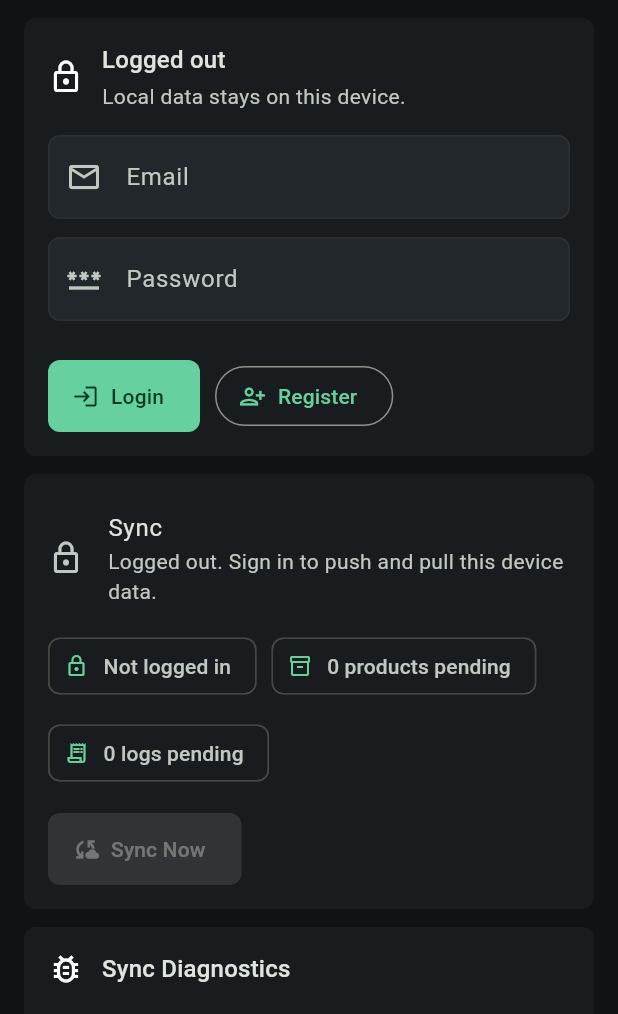
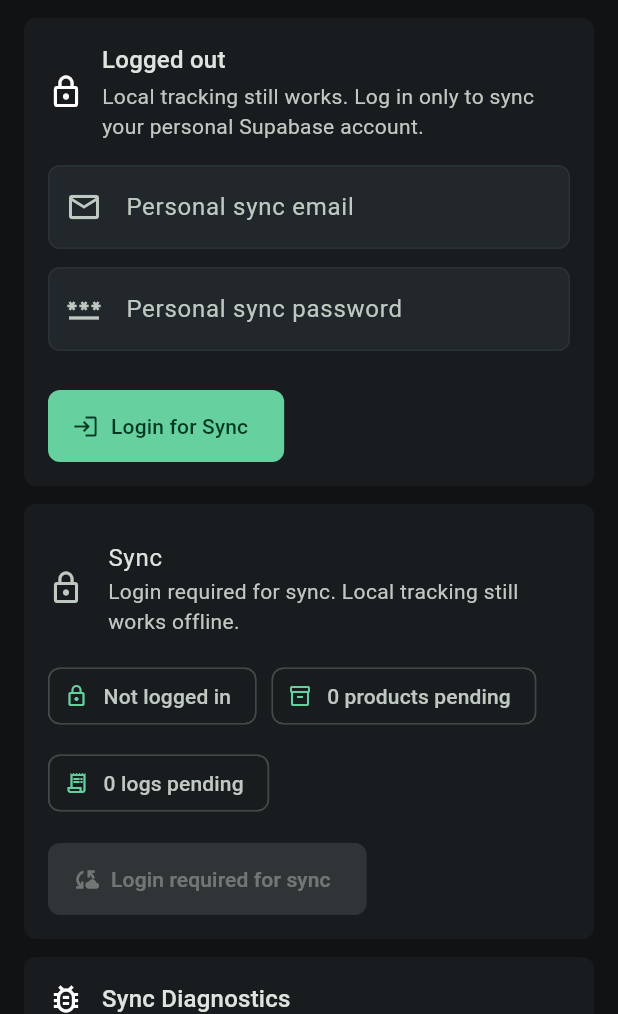
Before and after one commit to sebargith/NutrivoGo, a Flutter app: the screen it shows after launch, after a tap on the "cloud off" icon, on a phone screen of 412 x 824 dp, the part 222-1236 px from its top. Run offline on Flutter 3.47's test engine with Material 3 defaults, Android fonts, the phone set to English and light mode, and no system bars; our stand-ins replace drift, supabase; missing offline and left inert: mobile_scanner; accounts and stored records are empty; generated files the repository leaves out were written again.

Commit message:
Disable in-app registration for personal sync

```diff
--- a/lib/core/auth/auth_controller.dart
+++ b/lib/core/auth/auth_controller.dart
@@ -32,23 +32,6 @@ class AuthController extends ChangeNotifier {
     });
   }
 
-  Future<void> register({
-    required String email,
-    required String password,
-  }) async {
-    await _run(() async {
-      final response = await client.auth.signUp(
-        email: email.trim(),
-        password: password,
-      );
-      if (response.session == null) {
-        _message = 'Account created. Check your email to confirm sign in.';
-        return;
-      }
-      _message = 'Account created and signed in.';
-    });
-  }
-
   Future<void> signOut() async {
     await _run(() async {
       await client.auth.signOut();
--- a/lib/features/settings/presentation/settings_screen.dart
+++ b/lib/features/settings/presentation/settings_screen.dart
@@ -131,7 +131,7 @@ class _AuthCard extends StatelessWidget {
       return const Card(
         child: ListTile(
           leading: Icon(Icons.lock_outline),
-          title: Text('Account'),
+          title: Text('Personal sync login'),
           subtitle: Text('Authentication is not available in this run.'),
         ),
       );
@@ -194,7 +194,7 @@ class _SignedOutAuthForm extends StatelessWidget {
                   Text('Logged out', style: theme.textTheme.titleMedium),
                   const SizedBox(height: 2),
                   Text(
-                    'Local data stays on this device.',
+                    'Local tracking still works. Log in only to sync your personal Supabase account.',
                     style: theme.textTheme.bodyMedium?.copyWith(
                       color: theme.colorScheme.onSurfaceVariant,
                     ),
@@ -211,7 +211,7 @@ class _SignedOutAuthForm extends StatelessWidget {
           textInputAction: TextInputAction.next,
           enabled: !isBusy,
           decoration: const InputDecoration(
-            labelText: 'Email',
+            labelText: 'Personal sync email',
             prefixIcon: Icon(Icons.mail_outline),
           ),
         ),
@@ -221,7 +221,7 @@ class _SignedOutAuthForm extends StatelessWidget {
           obscureText: true,
           enabled: !isBusy,
           decoration: const InputDecoration(
-            labelText: 'Password',
+            labelText: 'Personal sync password',
             prefixIcon: Icon(Icons.password),
           ),
         ),
@@ -244,16 +244,9 @@ class _SignedOutAuthForm extends StatelessWidget {
           runSpacing: 10,
           children: [
             FilledButton.icon(
-              onPressed: isBusy
-                  ? null
-                  : () => _submit(context, register: false),
+              onPressed: isBusy ? null : () => _submit(context),
               icon: const Icon(Icons.login),
-              label: Text(isBusy ? 'Working' : 'Login'),
-            ),
-            OutlinedButton.icon(
-              onPressed: isBusy ? null : () => _submit(context, register: true),
-              icon: const Icon(Icons.person_add_alt),
-              label: const Text('Register'),
+              label: Text(isBusy ? 'Working' : 'Login for Sync'),
             ),
           ],
         ),
@@ -261,7 +254,7 @@ class _SignedOutAuthForm extends StatelessWidget {
     );
   }
 
-  Future<void> _submit(BuildContext context, {required bool register}) async {
+  Future<void> _submit(BuildContext context) async {
     final email = emailController.text.trim();
     final password = passwordController.text;
     if (email.isEmpty || !email.contains('@')) {
@@ -273,11 +266,7 @@ class _SignedOutAuthForm extends StatelessWidget {
       return;
     }
 
-    if (register) {
-      await authController.register(email: email, password: password);
-    } else {
-      await authController.signIn(email: email, password: password);
-    }
+    await authController.signIn(email: email, password: password);
     onChanged();
   }
 }
@@ -302,7 +291,7 @@ class _SignedInAccount extends StatelessWidget {
         ListTile(
           contentPadding: EdgeInsets.zero,
           leading: const Icon(Icons.account_circle_outlined),
-          title: const Text('Account'),
+          title: const Text('Personal sync account'),
           subtitle: Text(email),
         ),
         if (authController.errorMessage != null)
@@ -394,7 +383,13 @@ class _SyncCard extends StatelessWidget {
                       ? null
                       : service.sync,
                   icon: Icon(service.isSyncing ? Icons.sync : Icons.cloud_sync),
-                  label: Text(service.isSyncing ? 'Syncing' : 'Sync Now'),
+                  label: Text(
+                    service.isSyncing
+                        ? 'Syncing'
+                        : isSignedIn
+                        ? 'Sync Now'
+                        : 'Login required for sync',
+                  ),
                 ),
               ],
             ),
@@ -426,7 +421,7 @@ class _SyncCard extends StatelessWidget {
     bool isSignedIn,
   ) {
     if (!isSignedIn) {
-      return 'Logged out. Sign in to push and pull this device data.';
+      return 'Login required for sync. Local tracking still works offline.';
     }
     final message = service.message;
     if (message != null && message.isNotEmpty) {
@@ -497,7 +492,7 @@ class _DiagnosticsCard extends StatelessWidget {
                 ),
                 const SizedBox(height: 12),
                 _DiagnosticRow(
-                  label: 'Auth user',
+                  label: 'Sync user',
                   value: user == null
                       ? 'Not logged in'
                       : '${user.email ?? 'No email'} (${user.id})',
```
Also changed, not shown: 2 other files.
